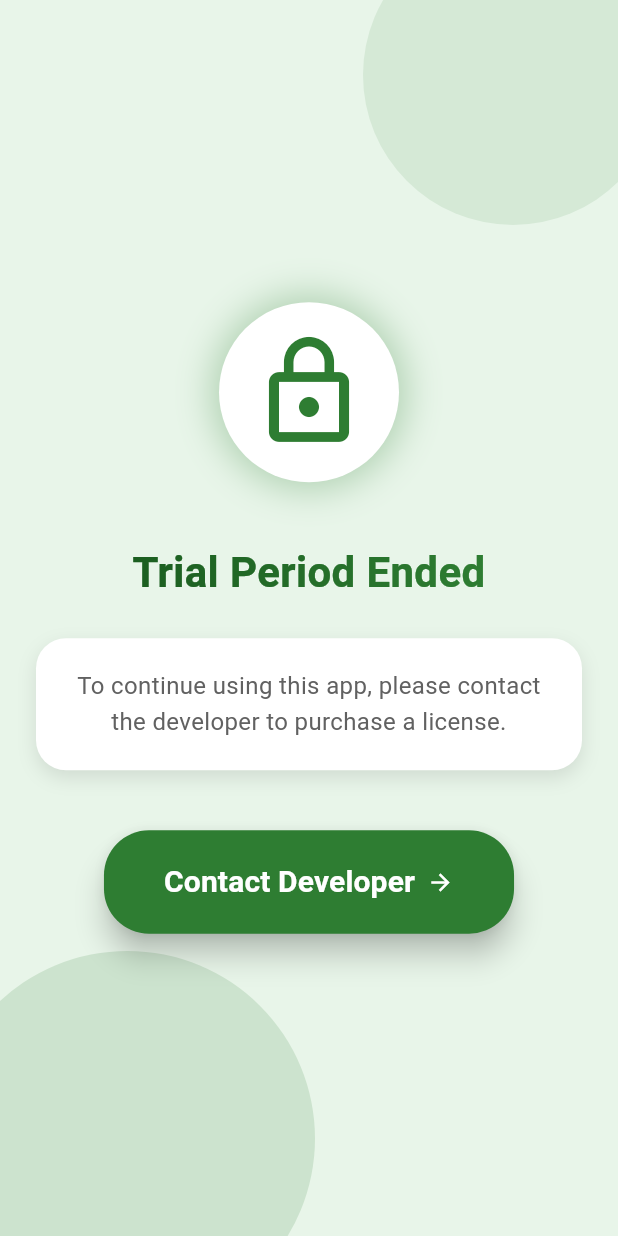
After one commit to getch04/web-scraper, a Flutter app: the PaywallPage screen opened directly, on a phone screen of 412 x 824 dp. The commit adds this screen. Run offline on Flutter 3.47's test engine with Material 3 defaults, Android fonts, the phone set to English and light mode, and no system bars; our stand-ins replace cached_network_image, flutter_hooks, flutter_local_notifications, freezed_annotation, hooks_riverpod, isar and 3 more; missing offline and left inert: workmanager; accounts and stored records are empty; generated files the repository leaves out were written again; network calls fail.

Commit message:
feat: trial page added

```diff
--- a/lib/car_listing_screen.dart
+++ b/lib/car_listing_screen.dart
@@ -4,7 +4,9 @@ import 'package:car_web_scrapepr/core/theme.dart';
 import 'package:car_web_scrapepr/core/transitions.dart';
 import 'package:car_web_scrapepr/models/car_listing_model.dart';
 import 'package:car_web_scrapepr/provider/car_listing_provider.dart';
+import 'package:car_web_scrapepr/screens/paywall_page.dart';
 import 'package:car_web_scrapepr/screens/settings_page.dart';
+import 'package:car_web_scrapepr/services/trial_service.dart';
 import 'package:flutter/material.dart';
 import 'package:flutter_hooks/flutter_hooks.dart';
 import 'package:hooks_riverpod/hooks_riverpod.dart';
@@ -22,6 +24,14 @@ class CarListingPage extends HookConsumerWidget {
           () => ref.read(carListingNotifierProvider.notifier).fetchListings());
       return null;
     }, []);
+
+    return StreamBuilder<bool>(
+  stream: TrialService.watchShouldShowPaywall(),
+  builder: (context, snapshot) {
+    if (snapshot.data == true) {
+      return const PaywallPage();
+    }
+
 
         return Scaffold(
           backgroundColor: AppTheme.lightGreen,
@@ -112,6 +122,8 @@ class CarListingPage extends HookConsumerWidget {
               : state.error != null
                   ? _buildErrorWidget(state.error!, ref)
                   : _buildListView(state.listings, ref),
+        );
+      },
     );
   }
 
--- a/lib/main.dart
+++ b/lib/main.dart
@@ -4,6 +4,7 @@ import 'package:car_web_scrapepr/car_listing_screen.dart';
 import 'package:car_web_scrapepr/core/theme.dart';
 import 'package:car_web_scrapepr/services/database_service.dart';
 import 'package:car_web_scrapepr/services/notification_service.dart';
+import 'package:car_web_scrapepr/services/trial_service.dart';
 import 'package:flutter/material.dart';
 import 'package:hooks_riverpod/hooks_riverpod.dart';
 import 'package:permission_handler/permission_handler.dart';
@@ -18,6 +19,8 @@ Future<void> main() async {
 
   await DatabaseService.initialize();
   // await BackgroundService.initialize();
+
+  await TrialService.init();
 
   runApp(const ProviderScope(child: MyApp()));
 }
--- /dev/null
+++ b/lib/screens/paywall_page.dart
@@ -0,0 +1,171 @@
+import 'package:flutter/material.dart';
+import 'package:car_web_scrapepr/core/theme.dart';
+
+class PaywallPage extends StatelessWidget {
+  const PaywallPage({super.key});
+
+  @override
+  Widget build(BuildContext context) {
+    return Scaffold(
+      backgroundColor: AppTheme.lightGreen,
+      body: SafeArea(
+        child: Stack(
+          children: [
+            // Decorative background circles
+            Positioned(
+              top: -50,
+              right: -30,
+              child: Container(
+                width: 200,
+                height: 200,
+                decoration: BoxDecoration(
+                  shape: BoxShape.circle,
+                  color: AppTheme.primaryGreen.withOpacity(0.1),
+                ),
+              ),
+            ),
+            Positioned(
+              bottom: -60,
+              left: -40,
+              child: Container(
+                width: 250,
+                height: 250,
+                decoration: BoxDecoration(
+                  shape: BoxShape.circle,
+                  color: AppTheme.primaryGreen.withOpacity(0.15),
+                ),
+              ),
+            ),
+            // Main content
+            Padding(
+              padding: const EdgeInsets.all(24.0),
+              child: Column(
+                mainAxisAlignment: MainAxisAlignment.center,
+                children: [
+                  // Animated lock icon
+                  TweenAnimationBuilder(
+                    duration: const Duration(seconds: 1),
+                    tween: Tween<double>(begin: 0, end: 1),
+                    builder: (context, value, child) {
+                      return Transform.scale(
+                        scale: value,
+                        child: Container(
+                          padding: const EdgeInsets.all(20),
+                          decoration: BoxDecoration(
+                            color: Colors.white,
+                            shape: BoxShape.circle,
+                            boxShadow: [
+                              BoxShadow(
+                                color: AppTheme.primaryGreen.withOpacity(0.3),
+                                blurRadius: 20,
+                                spreadRadius: 5,
+                              ),
+                            ],
+                          ),
+                          child: const Icon(
+                            Icons.lock_outline,
+                            size: 80,
+                            color: AppTheme.primaryGreen,
+                          ),
+                        ),
+                      );
+                    },
+                  ),
+                  const SizedBox(height: 40),
+                  // Title with gradient
+                  ShaderMask(
+                    shaderCallback: (bounds) => LinearGradient(
+                      colors: [
+                        AppTheme.darkGreen,
+                        AppTheme.primaryGreen,
+                      ],
+                    ).createShader(bounds),
+                    child: const Text(
+                      'Trial Period Ended',
+                      style: TextStyle(
+                        fontSize: 28,
+                        fontWeight: FontWeight.bold,
+                        color: Colors.white,
+                      ),
+                      textAlign: TextAlign.center,
+                    ),
+                  ),
+                  const SizedBox(height: 24),
+                  // Description with card
+                  Container(
+                    padding: const EdgeInsets.all(20),
+                    decoration: BoxDecoration(
+                      color: Colors.white,
+                      borderRadius: BorderRadius.circular(20),
+                      boxShadow: [
+                        BoxShadow(
+                          color: Colors.black.withOpacity(0.1),
+                          blurRadius: 10,
+                          offset: const Offset(0, 5),
+                        ),
+                      ],
+                    ),
+                    child: Text(
+                      'To continue using this app, please contact the developer to purchase a license.',
+                      style: TextStyle(
+                        fontSize: 16,
+                        color: Colors.grey[700],
+                        height: 1.5,
+                      ),
+                      textAlign: TextAlign.center,
+                    ),
+                  ),
+                  const SizedBox(height: 40),
+                  // Animated button
+                  TweenAnimationBuilder(
+                    duration: const Duration(milliseconds: 800),
+                    tween: Tween<double>(begin: 0, end: 1),
+                    builder: (context, value, child) {
+                      return Transform.scale(
+                        scale: value,
+                        child: ElevatedButton(
+                          onPressed: () {
+                            // Implement your payment logic here
+                          },
+                          style: ElevatedButton.styleFrom(
+                            backgroundColor: AppTheme.primaryGreen,
+                            padding: const EdgeInsets.symmetric(
+                              horizontal: 40,
+                              vertical: 20,
+                            ),
+                            shape: RoundedRectangleBorder(
+                              borderRadius: BorderRadius.circular(30),
+                            ),
+                            elevation: 8,
+                          ),
+                          child: Row(
+                            mainAxisSize: MainAxisSize.min,
+                            children: [
+                              const Text(
+                                'Contact Developer',
+                                style: TextStyle(
+                                  fontSize: 20,
+                                  fontWeight: FontWeight.bold,
+                                  color: Colors.white,
+                                ),
+                              ),
+                              const SizedBox(width: 8),
+                              const Icon(
+                                Icons.arrow_forward,
+                                color: Colors.white,
+                              ),
+                            ],
+                          ),
+                        ),
+                      );
+                    },
+                  ),
+                ],
+              ),
+            ),
+          ],
+        ),
+      ),
+    );
+  }
+}
--- a/lib/services/background_service.dart
+++ b/lib/services/background_service.dart
@@ -6,6 +6,7 @@ import 'package:workmanager/workmanager.dart' as wm;
 import '../repo/car_listing_repository.dart';
 import 'database_service.dart';
 import 'notification_service.dart';
+import 'package:car_web_scrapepr/models/settings_isar.dart';
 
 class BackgroundService {
   static const taskName = 'carListingsFetch';
@@ -25,15 +26,19 @@ class BackgroundService {
   }
 
   static Future<void> schedulePeriodicFetch() async {
+    final settings = await DatabaseService.getSettings();
+
+    final frequency = settings?.frequency ?? NotificationFrequency.minutes30;
+
     await wm.Workmanager().registerPeriodicTask(
       taskName,
       taskName,
-      frequency: const Duration(minutes: 1),
+      frequency: frequency.duration,
       constraints: wm.Constraints(
         requiresBatteryNotLow: true,
         networkType: wm.NetworkType.connected,
       ),
-      existingWorkPolicy: wm.ExistingWorkPolicy.append,
+      existingWorkPolicy: wm.ExistingWorkPolicy.replace,
       backoffPolicy: wm.BackoffPolicy.linear,
       initialDelay: const Duration(seconds: 10),
     );
--- a/lib/services/database_service.dart
+++ b/lib/services/database_service.dart
@@ -33,4 +33,9 @@ class DatabaseService {
       await _isar.carListingIsars.putAll(listings);
     });
   }
+
+  //get settings
+  static Future<SettingsIsar?> getSettings() async {
+    return _isar.settingsIsars.filter().idEqualTo(0).findFirst();
+  }
 }
--- /dev/null
+++ b/lib/services/trial_service.dart
@@ -0,0 +1,37 @@
+import 'package:streaming_shared_preferences/streaming_shared_preferences.dart';
+
+class TrialService {
+  static const _installDateKey = 'install_date';
+  static const _trialDays = 4;
+  // static const _trialDays = 1 / (24 * 60); // 1 minute expressed in days
+
+  static late StreamingSharedPreferences _streamPrefs;
+
+  static Future<void> init() async {
+    _streamPrefs = await StreamingSharedPreferences.instance;
+  }
+
+  static Stream<bool> watchShouldShowPaywall() async* {
+    await init();
+
+    final installDateStream =
+        _streamPrefs.getInt(_installDateKey, defaultValue: 0);
+
+    yield* installDateStream.map((installDateMs) {
+      if (installDateMs == 0) {
+        _setInstallDate();
+        return false;
+      }
+
+      final installDate = DateTime.fromMillisecondsSinceEpoch(installDateMs);
+      final daysSinceInstall =
+          DateTime.now().difference(installDate).inMinutes / (24 * 60);
+      return daysSinceInstall >= _trialDays;
+    });
+  }
+
+  static Future<void> _setInstallDate() async {
+    final now = DateTime.now().millisecondsSinceEpoch;
+    await _streamPrefs.setInt(_installDateKey, now);
+  }
+}
--- a/pubspec.yaml
+++ b/pubspec.yaml
@@ -51,6 +51,9 @@ dependencies:
   background_fetch: ^1.3.7
   permission_handler: ^11.3.1
   json_annotation: ^4.9.0
+  shared_preferences: ^2.3.3
+  streaming_shared_preferences: ^2.0.0
+
 
 dev_dependencies:
   flutter_test:
```
Also changed, not shown: pubspec.lock, 1 other file. Lines whose indentation alone changed are shown as unchanged.
